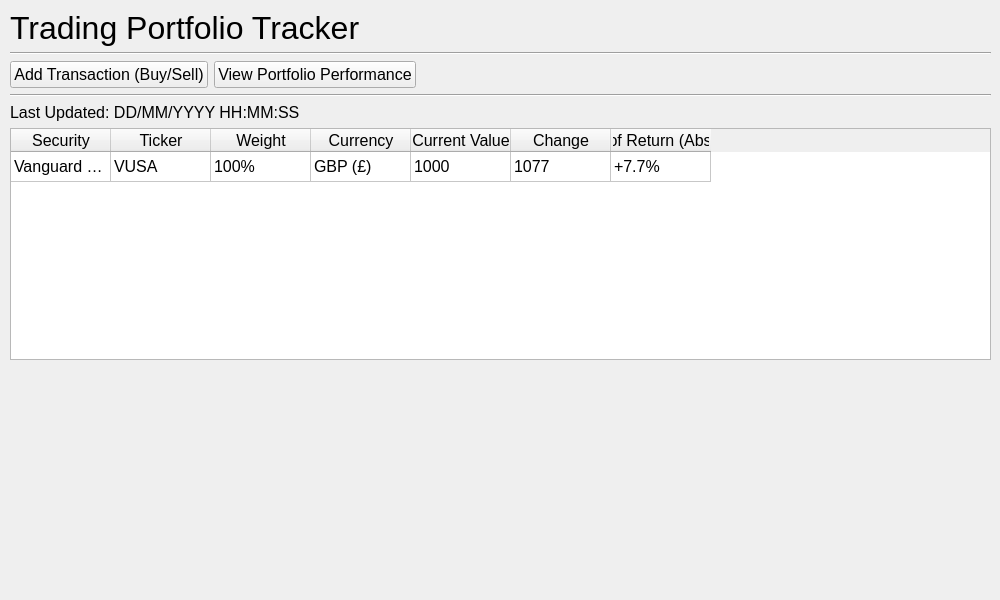
Old version of the form src/ui/main_window.ui in the repository IsaacCheng9/trading-portfolio-tracker.
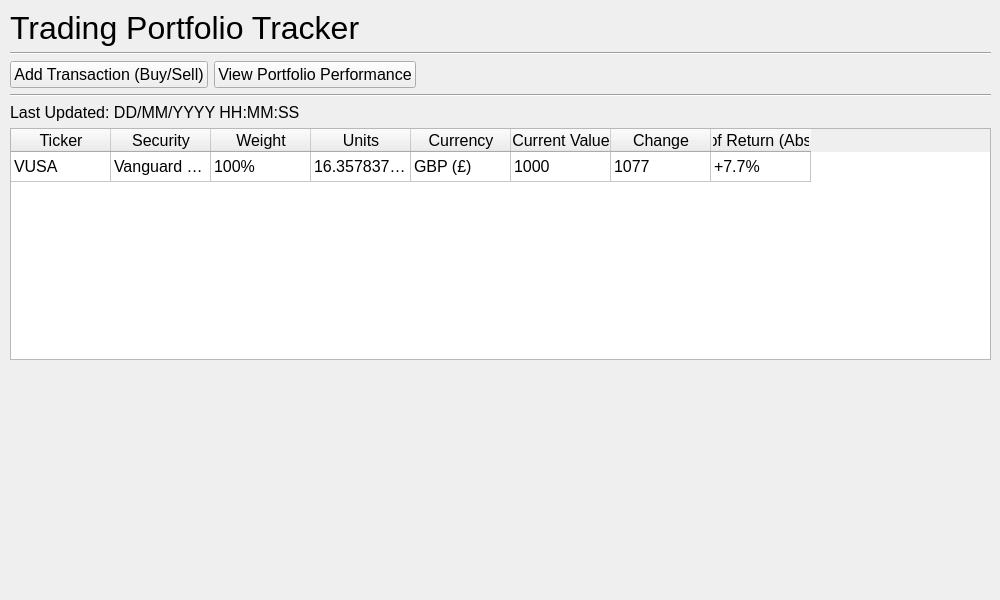
New version of the form.

Commit message: Add column for units

```diff
--- a/src/ui/main_window.ui
+++ b/src/ui/main_window.ui
@@ -166,21 +166,26 @@
          <string>New Row</string>
         </property>
        </row>
-       <column>
-        <property name="text">
-         <string>Security</string>
-        </property>
-       </column>
        <column>
         <property name="text">
          <string>Ticker</string>
         </property>
        </column>
+       <column>
+        <property name="text">
+         <string>Security</string>
+        </property>
+       </column>
        <column>
         <property name="text">
          <string>Weight</string>
         </property>
        </column>
+       <column>
+        <property name="text">
+         <string>Units</string>
+        </property>
+       </column>
        <column>
         <property name="text">
          <string>Currency</string>
@@ -203,14 +208,14 @@
        </column>
        <item row="0" column="0">
         <property name="text">
-         <string>Vanguard S&amp;P 500 UCITS ETF</string>
-        </property>
-       </item>
-       <item row="0" column="1">
-        <property name="text">
          <string>VUSA</string>
         </property>
        </item>
+       <item row="0" column="1">
+        <property name="text">
+         <string>Vanguard S&amp;P 500 UCITS ETF</string>
+        </property>
+       </item>
        <item row="0" column="2">
         <property name="text">
          <string>100%</string>
@@ -218,20 +223,25 @@
        </item>
        <item row="0" column="3">
         <property name="text">
-         <string>GBP (£)</string>
+         <string>16.35783718</string>
         </property>
        </item>
        <item row="0" column="4">
         <property name="text">
-         <string>1000</string>
+         <string>GBP (£)</string>
         </property>
        </item>
        <item row="0" column="5">
         <property name="text">
-         <string>1077</string>
+         <string>1000</string>
         </property>
        </item>
        <item row="0" column="6">
+        <property name="text">
+         <string>1077</string>
+        </property>
+       </item>
+       <item row="0" column="7">
         <property name="text">
          <string>+7.7%</string>
         </property>
```
Left out of the diff: 2 changed lines with no effect on the pictures. The commit also changes 1 other file.
